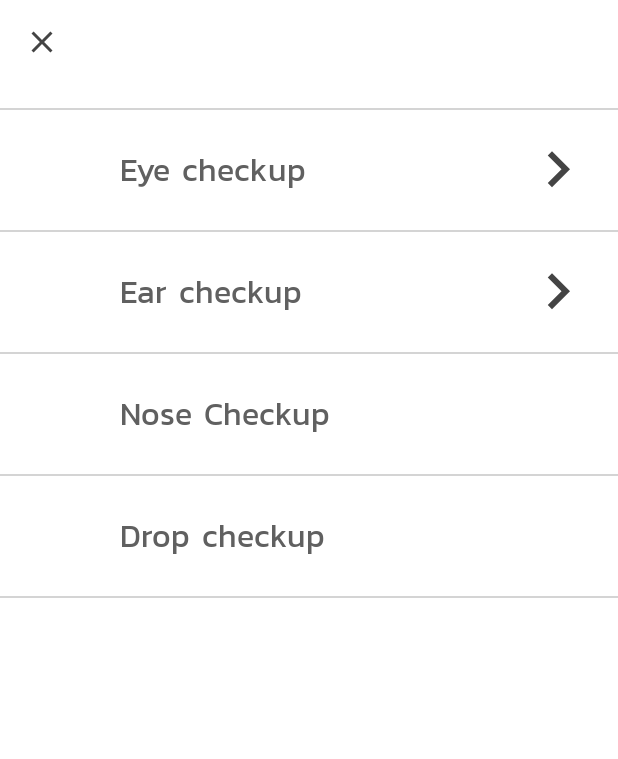
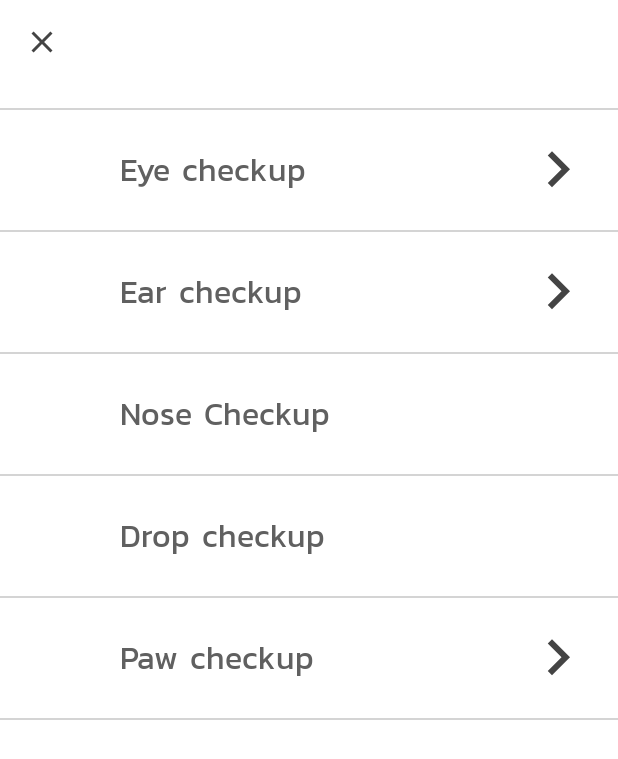
Before and after one commit to BenBoonya/android-pet-carer, an Android app: the screen it shows after launch (NavHostActivity), on a phone screen of 412 x 824 dp. Shown: the top 759 px of the screen. Run offline under Robolectric (Android 15) with nearby library versions, the phone set to English and light mode, and no system bars; our stand-ins replace Dagger/Hilt's generated code, Firebase (no records; nobody signed in at launch, a user with empty details on screens opened directly), data binding, navigation-ui; 6 statements that could not run were skipped.

Commit message:
update layout

```diff
--- a/health_checkup/src/main/java/com/petcarer/android/features/health_checkup/ui/checkup/CheckUpViewModel.kt
+++ b/health_checkup/src/main/java/com/petcarer/android/features/health_checkup/ui/checkup/CheckUpViewModel.kt
@@ -30,9 +30,9 @@ class CheckUpViewModel @Inject constructor(
     fun onFabClicked() {
         viewModelScope.launch {
             isLoading.value = true
-            repeat(5) {
+            repeat(10) {
                 _captureCamera.call()
-                delay(1000)
+                delay(200)
             }
             isLoading.value = false
             processVisionObjects(firebaseVisionObjects)
--- a/health_checkup/src/main/res/layout/checkup_fragment.xml
+++ b/health_checkup/src/main/res/layout/checkup_fragment.xml
@@ -70,7 +70,6 @@
         <com.google.android.material.floatingactionbutton.FloatingActionButton
             android:layout_width="wrap_content"
             android:layout_height="wrap_content"
-            android:layout_marginEnd="16dp"
             android:layout_marginBottom="16dp"
             android:clickable="@{!viewModel.isLoading}"
             android:enabled="@{!viewModel.isLoading}"
--- a/health_checkup/src/main/res/layout/checkup_list_fragment.xml
+++ b/health_checkup/src/main/res/layout/checkup_list_fragment.xml
@@ -231,5 +231,55 @@
             app:layout_constraintStart_toStartOf="parent"
             app:layout_constraintTop_toBottomOf="@id/dropImageView" />
 
+        <ImageView
+            android:id="@+id/pawImageView"
+            android:layout_width="@dimen/health_checkup_icon_size"
+            android:layout_height="@dimen/health_checkup_icon_size"
+            android:layout_marginStart="16dp"
+            android:layout_marginTop="16dp"
+            app:layout_constraintEnd_toEndOf="@+id/dropImageView"
+            app:layout_constraintHorizontal_bias="0.0"
+            app:layout_constraintStart_toStartOf="parent"
+            app:layout_constraintTop_toBottomOf="@id/divider5" />
+
+        <TextView
+            android:id="@+id/pawTextView"
+            style="@style/App.TitleText"
+            android:layout_width="0dp"
+            android:layout_height="0dp"
+            android:layout_marginStart="16dp"
+            android:layout_marginEnd="16dp"
+            android:gravity="center_vertical"
+            android:onClick="@{() -> viewModel.onCheckUpClicked()}"
+            android:text="@string/label_paw_checkup"
+            android:textColor="@color/greyContentTextColor"
+            app:layout_constraintBottom_toBottomOf="@id/pawImageView"
+            app:layout_constraintEnd_toEndOf="parent"
+            app:layout_constraintStart_toEndOf="@id/pawImageView"
+            app:layout_constraintTop_toTopOf="@id/pawImageView" />
+
+
+        <ImageView
+            android:id="@+id/pawArrowImageView"
+            android:layout_width="@dimen/health_checkup_icon_size"
+            android:layout_height="@dimen/health_checkup_icon_size"
+            android:layout_marginEnd="16dp"
+            app:layout_constraintBottom_toTopOf="@id/divider6"
+            app:layout_constraintEnd_toEndOf="parent"
+            app:layout_constraintHorizontal_bias="1.0"
+            app:layout_constraintStart_toEndOf="@id/pawTextView"
+            app:layout_constraintTop_toBottomOf="@id/divider5"
+            app:srcCompat="@drawable/ic_arrow_right_dark" />
+
+        <View
+            android:id="@+id/divider6"
+            android:layout_width="0dp"
+            android:layout_height="1dp"
+            android:layout_marginTop="16dp"
+            android:background="@color/colorDivider"
+            app:layout_constraintEnd_toEndOf="parent"
+            app:layout_constraintStart_toStartOf="parent"
+            app:layout_constraintTop_toBottomOf="@id/pawImageView" />
+
     </androidx.constraintlayout.widget.ConstraintLayout>
 </layout>
--- a/health_checkup/src/main/res/values/strings.xml
+++ b/health_checkup/src/main/res/values/strings.xml
@@ -5,4 +5,5 @@
     <string name="label_eye_checkup">Eye checkup</string>
     <string name="label_ear_checkup">Ear checkup</string>
     <string name="label_drop_checkup">Drop checkup</string>
+    <string name="label_paw_checkup">Paw checkup</string>
 </resources>
```
